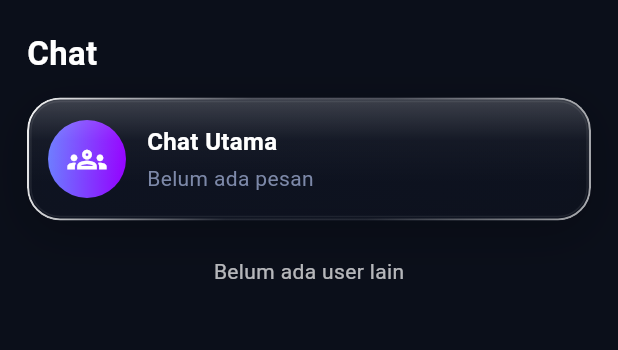
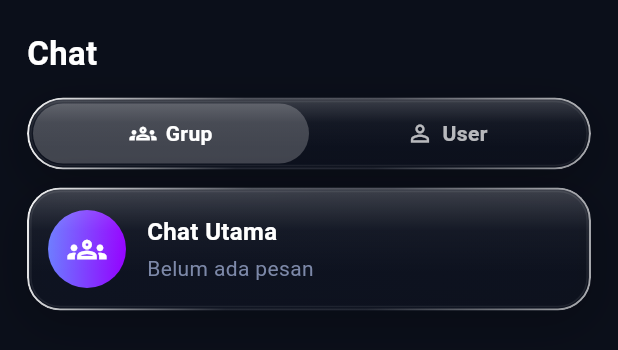
Before and after one commit to savengelica-vienna/Evanescia-app, a Flutter app: the ChatListPage widget shown alone on an empty page, opened directly with empty values, on a phone screen of 412 x 824 dp. Shown: the top 350 px of the screen. Run offline on Flutter 3.47's test engine with Material 3 defaults, Android fonts, the phone set to English and light mode, and no system bars; our stand-ins replace image_picker, open_filex, package_info_plus, supabase_flutter; accounts and stored records are empty.

Commit message:
Add files via upload

```diff
--- a/lib/main.dart
+++ b/lib/main.dart
@@ -293,8 +293,8 @@ class GlassNav extends StatelessWidget {
   static const _fill = [Icons.home_rounded, Icons.chat_bubble_rounded, Icons.person_rounded];
   static const _labels = ['Home', 'Chat', 'Profile'];
   static const _barH = 68.0;
-  static const _over = 12.0; // lensa lebih tinggi dari bar
-  static const _side = 6.0; // dan sedikit lebih lebar dari slotnya
+  static const _over = 5.0; // lensa lebih tinggi dari bar
+  static const _side = 2.0; // dan sedikit lebih lebar dari slotnya
 
   @override
   Widget build(BuildContext context) {
@@ -347,7 +347,7 @@ class GlassNav extends StatelessWidget {
                   Positioned.fill(
                     child: RawMagnifier(
                       size: Size(lensW, lensH),
-                      magnificationScale: 1.25,
+                      magnificationScale: 1.15,
                       focalPointOffset: Offset.zero,
                       decoration: MagnifierDecoration(
                         shape: const StadiumBorder(),
@@ -1088,6 +1088,7 @@ class _ChatListPageState extends State<ChatListPage> {
   List<Map<String, dynamic>> users = [], msgs = [], hides = [];
   final subs = <StreamSubscription>[];
   final acked = <String>{};
+  int seg = 0;
 
   @override
   void initState() {
@@ -1136,6 +1137,39 @@ class _ChatListPageState extends State<ChatListPage> {
       acked.removeAll(ids);
     }
   }
+
+  Widget segBar() => Glass(
+        radius: 26,
+        blur: 12,
+        strength: .30,
+        padding: const EdgeInsets.all(4),
+        child: Row(children: [
+          for (final e in const [(0, 'Grup', Icons.groups_outlined), (1, 'User', Icons.person_outline)])
+            Expanded(
+              child: GestureDetector(
+                behavior: HitTestBehavior.opaque,
+                onTap: () => setState(() => seg = e.$1),
+                child: AnimatedContainer(
+                  duration: const Duration(milliseconds: 220),
+                  padding: const EdgeInsets.symmetric(vertical: 10),
+                  decoration: BoxDecoration(
+                    borderRadius: BorderRadius.circular(22),
+                    color: seg == e.$1 ? Colors.white.withOpacity(.22) : Colors.transparent,
+                  ),
+                  child: Row(mainAxisAlignment: MainAxisAlignment.center, children: [
+                    Icon(e.$3, size: 18, color: seg == e.$1 ? Colors.white : Colors.white70),
+                    const SizedBox(width: 6),
+                    Text(e.$2,
+                        style: TextStyle(
+                            fontSize: 14,
+                            fontWeight: FontWeight.w700,
+                            color: seg == e.$1 ? Colors.white : Colors.white70)),
+                  ]),
+                ),
+              ),
+            ),
+        ]),
+      );
 
   void open(Map<String, dynamic>? peer) => Navigator.push(
       context, CupertinoPageRoute(builder: (_) => ChatRoomPage(me: widget.me, peer: peer)));
@@ -1200,14 +1234,20 @@ class _ChatListPageState extends State<ChatListPage> {
     });
 
     final g = lastOf('main');
-    final items = <Widget>[
+    final groupItems = <Widget>[
       convRow(
         leading: const GroupAvatar(s: 52),
         title: const Text('Chat Utama', style: TextStyle(fontSize: 16, fontWeight: FontWeight.w700)),
-        preview: g == null ? 'Belum ada pesan' : '${who(g)}: ${g['body']}',
+        preview: g == null
+            ? 'Belum ada pesan'
+            : (g['deleted_at'] != null
+                ? (g['user_id'] == myId ? 'Kamu menghapus pesan ini' : 'Pesan ini telah dihapus')
+                : '${who(g)}: ${g['body']}'),
         time: g == null ? null : chatTime(g['created_at'] as String),
         onTap: () => open(null),
       ),
+    ];
+    final userItems = <Widget>[
       for (final e in entries)
         convRow(
           leading: avatar((e.key['rank'] ?? 'user') as String, s: 52, url: e.key['avatar_url'] as String?),
@@ -1219,11 +1259,14 @@ class _ChatListPageState extends State<ChatListPage> {
           ]),
           preview: e.value == null
               ? 'Ketuk untuk mulai chat'
-              : (e.value!['user_id'] == myId ? 'Kamu: ' : '') + (e.value!['body'] as String),
+              : (e.value!['deleted_at'] != null
+                  ? (e.value!['user_id'] == myId ? 'Kamu menghapus pesan ini' : 'Pesan ini telah dihapus')
+                  : (e.value!['user_id'] == myId ? 'Kamu: ' : '') + (e.value!['body'] as String)),
           time: e.value == null ? null : chatTime(e.value!['created_at'] as String),
           onTap: () => open(e.key),
         ),
     ];
+    final items = seg == 0 ? groupItems : userItems;
 
     return ListView(
       physics: const BouncingScrollPhysics(),
@@ -1231,6 +1274,8 @@ class _ChatListPageState extends State<ChatListPage> {
       children: [
         const Text('Chat', style: TextStyle(fontSize: 22, fontWeight: FontWeight.w700)),
         const SizedBox(height: 14),
+        segBar(),
+        const SizedBox(height: 12),
         Glass(
           radius: 22,
           padding: const EdgeInsets.symmetric(horizontal: 14, vertical: 4),
@@ -1241,7 +1286,7 @@ class _ChatListPageState extends State<ChatListPage> {
             ],
           ]),
         ),
-        if (entries.isEmpty)
+        if (seg == 1 && entries.isEmpty)
           const Padding(
             padding: EdgeInsets.all(24),
             child: Center(child: Text('Belum ada user lain', style: TextStyle(color: Colors.white70))),
@@ -1269,6 +1314,7 @@ class _ChatRoomPageState extends State<ChatRoomPage> {
   Set<String> hidden = {};
   Set<String> stars = {};
   Set<String> gone = {};
+  Set<String> tomb = {};
   Map<String, int> rstat = {};
   final pending = <Map<String, dynamic>>[];
   final readSent = <String>{};
@@ -1452,13 +1498,39 @@ class _ChatRoomPageState extends State<ChatRoomPage> {
     }
   }
 
+  bool isDel(Map<String, dynamic> m) => m['deleted_at'] != null || tomb.contains(m['id']);
+
+  Widget tombstone(bool mine) => Row(mainAxisSize: MainAxisSize.min, children: [
+        const Icon(Icons.block, size: 15, color: Colors.white54),
+        const SizedBox(width: 6),
+        Flexible(
+          child: Text(mine ? 'Kamu menghapus pesan ini' : 'Pesan ini telah dihapus',
+              style: const TextStyle(fontSize: 14, fontStyle: FontStyle.italic, color: Colors.white60)),
+        ),
+      ]);
+
+  void delSheet(String id) => showModalBottomSheet(
+        context: context,
+        backgroundColor: card,
+        builder: (ctx) => SafeArea(
+          child: ListTile(
+            leading: const Icon(Icons.delete_outline, color: Color(0xFFFF6B81)),
+            title: const Text('Hapus untuk saya'),
+            onTap: () {
+              Navigator.pop(ctx);
+              hideForMe(id);
+            },
+          ),
+        ),
+      );
+
   Future<void> deleteAll(String id) async {
-    setState(() => gone.add(id)); // langsung hilang di layar kamu
+    setState(() => tomb.add(id)); // langsung berubah jadi "Kamu menghapus pesan ini"
     try {
-      await sb.from('messages').delete().eq('id', id);
+      await sb.rpc('delete_message', params: {'p_id': id});
     } catch (_) {
       if (mounted) {
-        setState(() => gone.remove(id));
+        setState(() => tomb.remove(id));
         snack(context, 'Gagal menghapus pesan');
       }
     }
@@ -1653,6 +1725,7 @@ class _ChatRoomPageState extends State<ChatRoomPage> {
     final t = DateTime.parse(m['created_at'] as String).toLocal();
     final time = '${t.hour.toString().padLeft(2, '0')}:${t.minute.toString().padLeft(2, '0')}';
     final id = m['id'] as String;
+    final del = isDel(m);
     final pinned = m['pinned_at'] != null;
     final counts = <String, int>{};
     String? my;
@@ -1686,7 +1759,7 @@ class _ChatRoomPageState extends State<ChatRoomPage> {
           ]),
           const SizedBox(height: 2),
         ],
-        if (m['forwarded'] == true)
+        if (!del && m['forwarded'] == true)
           const Padding(
             padding: EdgeInsets.only(bottom: 3),
             child: Row(mainAxisSize: MainAxisSize.min, children: [
@@ -1695,8 +1768,8 @@ class _ChatRoomPageState extends State<ChatRoomPage> {
               Text('Diteruskan', style: TextStyle(color: mu, fontSize: 11, fontStyle: FontStyle.italic)),
             ]),
           ),
-        if (m['reply_to'] != null) quote(m['reply_to'] as String),
-        Text(m['body'] as String, style: const TextStyle(fontSize: 15)),
+        if (!del && m['reply_to'] != null) quote(m['reply_to'] as String),
+        del ? tombstone(mine) : Text(m['body'] as String, style: const TextStyle(fontSize: 15)),
         const SizedBox(height: 2),
         Align(
           alignment: Alignment.centerRight,
@@ -1707,7 +1780,7 @@ class _ChatRoomPageState extends State<ChatRoomPage> {
             ],
             if (pinned) ...[const Icon(Icons.push_pin, size: 10, color: mu), const SizedBox(width: 3)],
             Text(time, style: const TextStyle(color: mu, fontSize: 10)),
-            if (mine) ...[const SizedBox(width: 3), tick(m)],
+            if (mine && !del) ...[const SizedBox(width: 3), tick(m)],
           ]),
         ),
       ]),
@@ -1717,6 +1790,10 @@ class _ChatRoomPageState extends State<ChatRoomPage> {
         onTap: m['_st'] == 'failed' ? () => retry(m) : null,
         onLongPress: () {
           if (m['_st'] != null) return;
+          if (del) {
+            delSheet(id);
+            return;
+          }
           final rb = bctx.findRenderObject() as RenderBox;
           final off = rb.localToGlobal(Offset.zero);
           pick(m, mine, off & rb.size, bodyW);
@@ -1724,7 +1801,7 @@ class _ChatRoomPageState extends State<ChatRoomPage> {
         child: bodyW,
       ),
     );
-    final chips = counts.isEmpty
+    final chips = (counts.isEmpty || del)
         ? const SizedBox.shrink()
         : Padding(
             padding: const EdgeInsets.only(top: 3),
@@ -1804,7 +1881,7 @@ class _ChatRoomPageState extends State<ChatRoomPage> {
                   child: Column(crossAxisAlignment: CrossAxisAlignment.start, mainAxisSize: MainAxisSize.min, children: [
                     Text(r == null ? 'Pesan' : nameOf(r),
                         style: const TextStyle(color: ac, fontSize: 12, fontWeight: FontWeight.w700)),
-                    Text(r == null ? 'Pesan tidak tersedia' : r['body'] as String,
+                    Text(r == null ? 'Pesan tidak tersedia' : (r['deleted_at'] != null ? 'Pesan ini telah dihapus' : r['body'] as String),
                         maxLines: 2,
                         overflow: TextOverflow.ellipsis,
                         style: const TextStyle(fontSize: 13, color: Colors.white70)),
```
